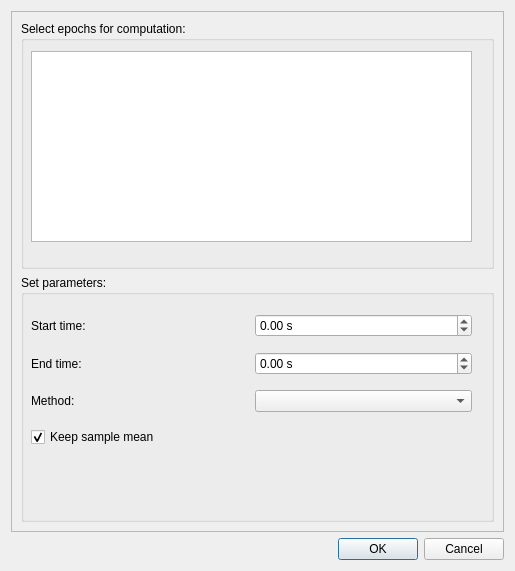
cibr-jyu/meggie, file qt4Designer_ui_files/covarianceEpochDialogUi.ui: the form before one commit.
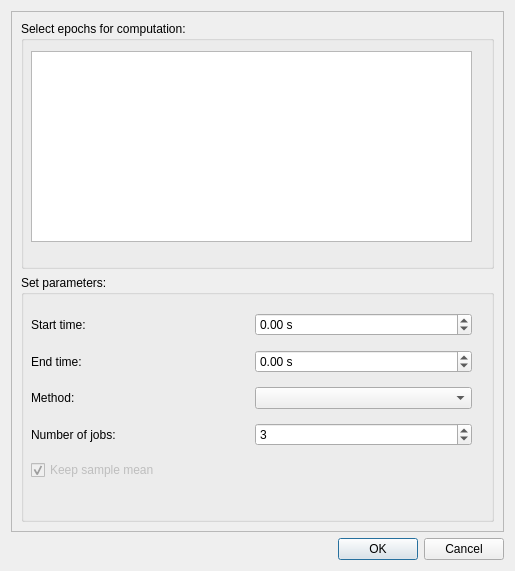
The form after the commit.

The edit to the form file:
```diff
--- a/qt4Designer_ui_files/covarianceEpochDialogUi.ui
+++ b/qt4Designer_ui_files/covarianceEpochDialogUi.ui
@@ -66,7 +66,7 @@
             <x>10</x>
             <y>30</y>
             <width>441</width>
-            <height>153</height>
+            <height>188</height>
            </rect>
           </property>
           <layout class="QVBoxLayout" name="verticalLayout_2">
@@ -138,8 +138,35 @@
              </item>
             </layout>
            </item>
+           <item>
+            <layout class="QHBoxLayout" name="horizontalLayout_4">
+             <item>
+              <widget class="QLabel" name="labelNjobs">
+               <property name="text">
+                <string>Number of jobs:</string>
+               </property>
+              </widget>
+             </item>
+             <item>
+              <widget class="QSpinBox" name="spinBoxNjobs">
+               <property name="minimum">
+                <number>1</number>
+               </property>
+               <property name="maximum">
+                <number>99</number>
+               </property>
+               <property name="value">
+                <number>3</number>
+               </property>
+              </widget>
+             </item>
+            </layout>
+           </item>
            <item>
             <widget class="QCheckBox" name="checkBoxKeepSampleMean">
+             <property name="enabled">
+              <bool>false</bool>
+             </property>
              <property name="text">
               <string>Keep sample mean</string>
              </property>
```
